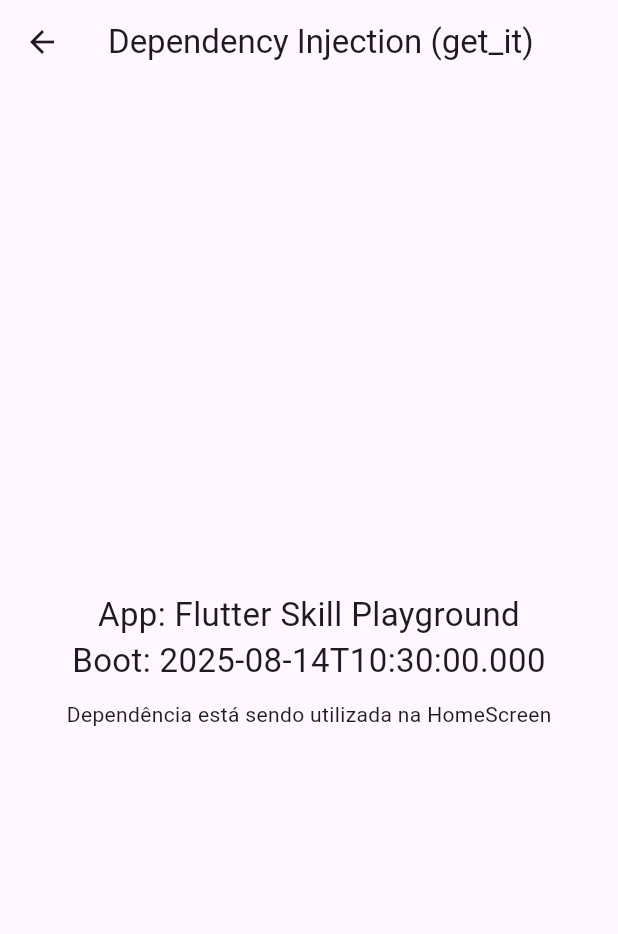
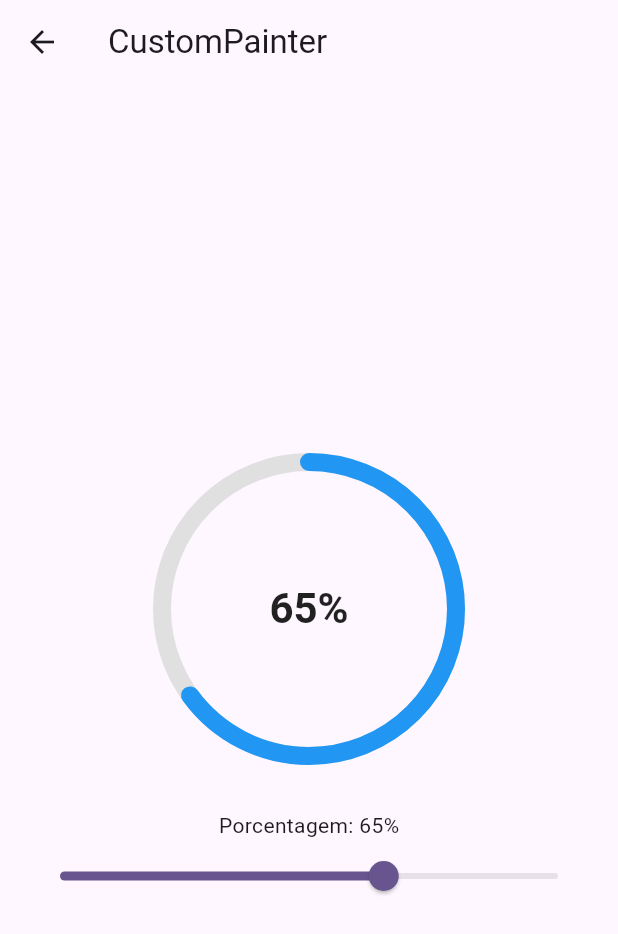
Before and after one commit to taylanbustamante/flutter_skill_playground, a Flutter app: the screen it shows after launch, after a tap on "CustomPainter Basics", on a phone screen of 412 x 824 dp. Shown: the top 934 px of the screen. Run offline on Flutter 3.47's test engine with Material 3 defaults, Android fonts, the light colour scheme and no system bars; our stand-ins replace flutter_bloc, get_it.

Commit message:
feat: Implementando CustomPainteScreen;

```diff
--- /dev/null
+++ b/lib/screens/custom_painter/custom_painter_screen.dart
@@ -0,0 +1,45 @@
+import 'package:flutter/material.dart';
+import 'package:skill_playground/widgets/circle_painter.dart';
+
+class CustomPainterScreen extends StatefulWidget {
+  const CustomPainterScreen({super.key});
+
+  @override
+  State<CustomPainterScreen> createState() => _CustomPainterScreenState();
+}
+
+class _CustomPainterScreenState extends State<CustomPainterScreen> {
+  double porcentagem = 0.65;
+
+  @override
+  Widget build(BuildContext context) {
+    return Scaffold(
+      appBar: AppBar(title: const Text('CustomPainter')),
+      body: Column(
+        mainAxisAlignment: MainAxisAlignment.center,
+        children: [
+          const SizedBox(height: 24),
+          Center(
+            child: CustomPaint(
+              size: const Size(220, 220),
+              painter: CirclePainter(porcentagem: porcentagem),
+            ),
+          ),
+          const SizedBox(height: 24),
+          Padding(
+            padding: const EdgeInsets.symmetric(horizontal: 16),
+            child: Column(
+              children: [
+                Text('Porcentagem: ${(porcentagem * 100).toStringAsFixed(0)}%'),
+                Slider(
+                  value: porcentagem,
+                  onChanged: (value) => setState(() => porcentagem = value),
+                ),
+              ],
+            ),
+          ),
+        ],
+      ),
+    );
+  }
+}
--- a/lib/screens/home/home_screen.dart
+++ b/lib/screens/home/home_screen.dart
@@ -1,5 +1,6 @@
 import 'package:flutter/material.dart';
 import 'package:skill_playground/locator.dart';
+import 'package:skill_playground/screens/custom_painter/custom_painter_screen.dart';
 import 'package:skill_playground/screens/dependency_injection/dependency_injection_screen.dart';
 import 'package:skill_playground/services/app_injection_service.dart';
 
@@ -36,9 +37,7 @@ class HomeScreen extends StatelessWidget {
               trailing: const Icon(Icons.chevron_right),
               onTap: () async => await Navigator.push(
                 context,
-                MaterialPageRoute(
-                  builder: (context) => DependencyInjectionScreen(),
-                ),
+                MaterialPageRoute(builder: (context) => CustomPainterScreen()),
               ),
             ),
           );
--- /dev/null
+++ b/lib/widgets/circle_painter.dart
@@ -0,0 +1,54 @@
+import 'dart:math' as math;
+
+import 'package:flutter/material.dart';
+
+class CirclePainter extends CustomPainter {
+  final double porcentagem;
+
+  CirclePainter({required this.porcentagem});
+
+  @override
+  void paint(Canvas canvas, Size size) {
+    final center = size.center(Offset.zero);
+    final radius = math.min(size.width, size.height) / 2 - 12;
+
+    Paint background = Paint()
+      ..color = Colors.grey.shade300
+      ..style = PaintingStyle.stroke
+      ..strokeWidth = 12;
+
+    Paint foreground = Paint()
+      ..color = Colors.blue
+      ..style = PaintingStyle.stroke
+      ..strokeCap = StrokeCap.round
+      ..strokeWidth = 12;
+
+    canvas.drawCircle(center, radius, background);
+
+    final rect = Rect.fromCircle(center: center, radius: radius);
+    final start = -math.pi / 2;
+    final sweep = 2 * math.pi * porcentagem;
+    canvas.drawArc(rect, start, sweep, false, foreground);
+
+    TextPainter textPainter = TextPainter(
+      text: TextSpan(
+        text: '${(porcentagem * 100).toStringAsFixed(0)}%',
+        style: const TextStyle(
+          fontSize: 28,
+          fontWeight: FontWeight.w600,
+          color: Colors.black87,
+        ),
+      ),
+      textDirection: TextDirection.ltr,
+    )..layout();
+    textPainter.paint(
+      canvas,
+      center - Offset(textPainter.width / 2, textPainter.height / 2),
+    );
+  }
+
+  @override
+  bool shouldRepaint(covariant CirclePainter oldDelegate) {
+    return oldDelegate.porcentagem != porcentagem;
+  }
+}
```
